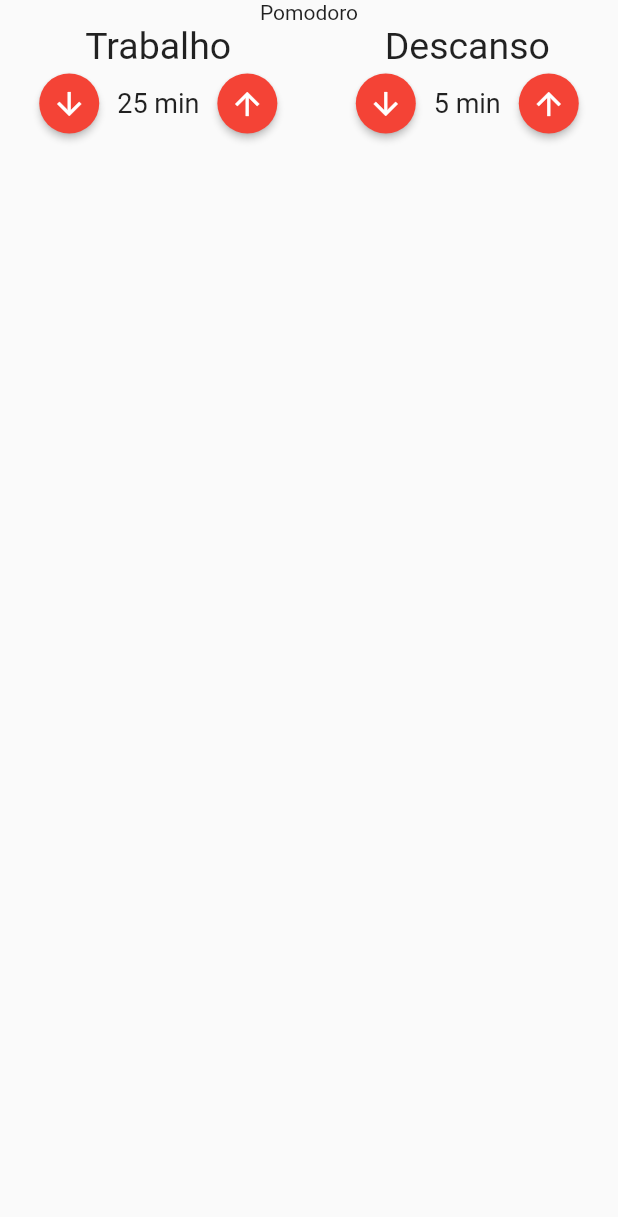
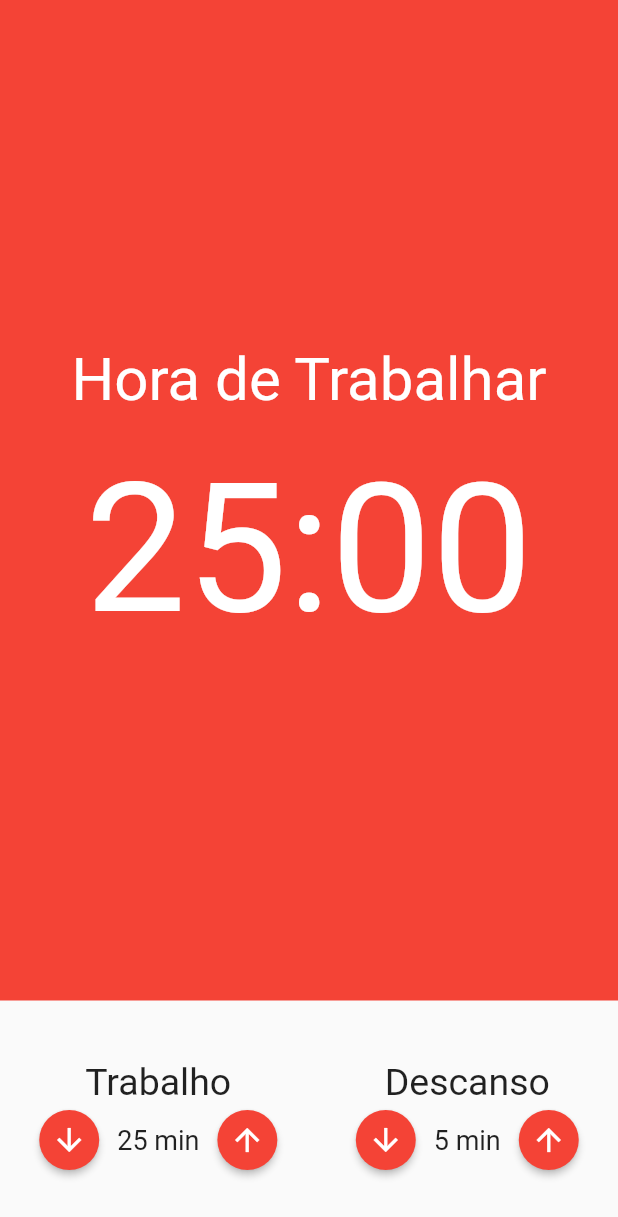
Before and after one commit to Mott4/pomodoro, a Flutter app: the screen it shows after launch, on a phone screen of 412 x 824 dp. Shown: the top 1217 px of the screen. Run offline on Flutter 3.47's test engine with Material 2 defaults, Android fonts, the phone set to English and light mode, and no system bars; our stand-ins replace mobx; generated files the repository leaves out were written again.

Commit message:
task: criação da base do cronometro

```diff
--- /dev/null
+++ b/lib/components/cronometro.dart
@@ -0,0 +1,32 @@
+import 'package:flutter/material.dart';
+
+class Cronometro extends StatelessWidget {
+  const Cronometro({super.key});
+
+  @override
+  Widget build(BuildContext context) {
+    return Container(
+      color: Colors.red,
+      child: Column(
+        mainAxisAlignment: MainAxisAlignment.center,
+        children: [
+          Text(
+            'Hora de Trabalhar',
+            style: TextStyle(
+              fontSize: 40,
+              color: Colors.white,
+            ),
+          ),
+          SizedBox(height: 20),
+          Text(
+            '25:00',
+            style: TextStyle(
+              fontSize: 120,
+              color: Colors.white,
+            ),
+          ),
+        ],
+      ),
+    );
+  }
+}
--- a/lib/pages/pomodoro.dart
+++ b/lib/pages/pomodoro.dart
@@ -1,4 +1,5 @@
 import 'package:flutter/material.dart';
+import 'package:pomodoro/components/cronometro.dart';
 import 'package:pomodoro/components/entrada_tempo.dart';
 
 class PomodoroPage extends StatelessWidget {
@@ -9,11 +10,16 @@ class PomodoroPage extends StatelessWidget {
     return Scaffold(
       body: SafeArea(
         child: Column(
+          crossAxisAlignment: CrossAxisAlignment.stretch,
           children: [
-            Text('Pomodoro'),
-            Row(
+            Expanded(
+              child: Cronometro(),
+            ),
+            Padding(
+              padding: const EdgeInsets.symmetric(vertical: 40),
+              child: Row(
                 mainAxisAlignment: MainAxisAlignment.spaceAround,
-              children: [
+                children: const [
                   EntradaTempo(
                     titulo: 'Trabalho',
                     valor: 25,
@@ -24,6 +30,7 @@ class PomodoroPage extends StatelessWidget {
                   ),
                 ],
               ),
+            ),
           ],
         ),
       ),
```
Lines whose indentation alone changed are shown as unchanged.
